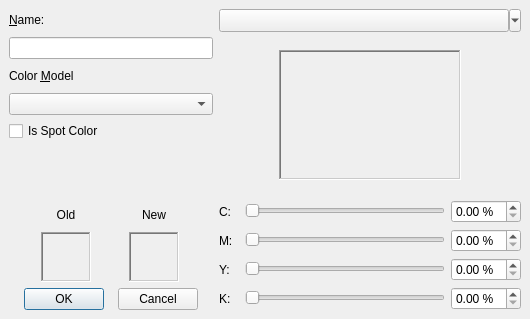
Qt form scribus/ui/cmykfwbase.ui (scribusproject/scribus) before a commit.
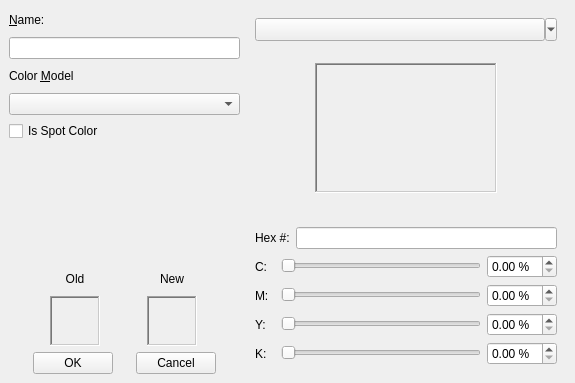
The same form after that commit. Custom widgets are drawn as their Qt base class.

Patch:
```diff
--- a/scribus/ui/cmykfwbase.ui
+++ b/scribus/ui/cmykfwbase.ui
@@ -6,8 +6,8 @@
    <rect>
     <x>0</x>
     <y>0</y>
-    <width>530</width>
-    <height>319</height>
+    <width>575</width>
+    <height>383</height>
    </rect>
   </property>
   <property name="windowTitle">
@@ -238,8 +238,11 @@
          <property name="text">
           <string>OK</string>
          </property>
+         <property name="autoDefault">
+          <bool>false</bool>
+         </property>
          <property name="default">
-          <bool>true</bool>
+          <bool>false</bool>
          </property>
         </widget>
        </item>
@@ -261,6 +264,9 @@
          <property name="text">
           <string>Cancel</string>
          </property>
+         <property name="autoDefault">
+          <bool>false</bool>
+         </property>
         </widget>
        </item>
        <item>
@@ -289,18 +295,6 @@
       <enum>QFrame::Raised</enum>
      </property>
      <layout class="QVBoxLayout" name="verticalLayout_2">
-      <property name="leftMargin">
-       <number>0</number>
-      </property>
-      <property name="topMargin">
-       <number>0</number>
-      </property>
-      <property name="rightMargin">
-       <number>0</number>
-      </property>
-      <property name="bottomMargin">
-       <number>0</number>
-      </property>
       <item>
        <widget class="SwatchCombo" name="Swatches">
         <property name="sizePolicy">
@@ -466,6 +460,20 @@
         </property>
        </spacer>
       </item>
+      <item>
+       <layout class="QHBoxLayout" name="horizontalLayout_3">
+        <item>
+         <widget class="QLabel" name="hexLabel">
+          <property name="text">
+           <string>Hex #:</string>
+          </property>
+         </widget>
+        </item>
+        <item>
+         <widget class="QLineEdit" name="hexLineEdit"/>
+        </item>
+       </layout>
+      </item>
       <item>
        <layout class="QGridLayout" name="slidersLayout">
         <item row="0" column="1">
```
Left out of the diff: 59 changed lines with no effect on the pictures.
